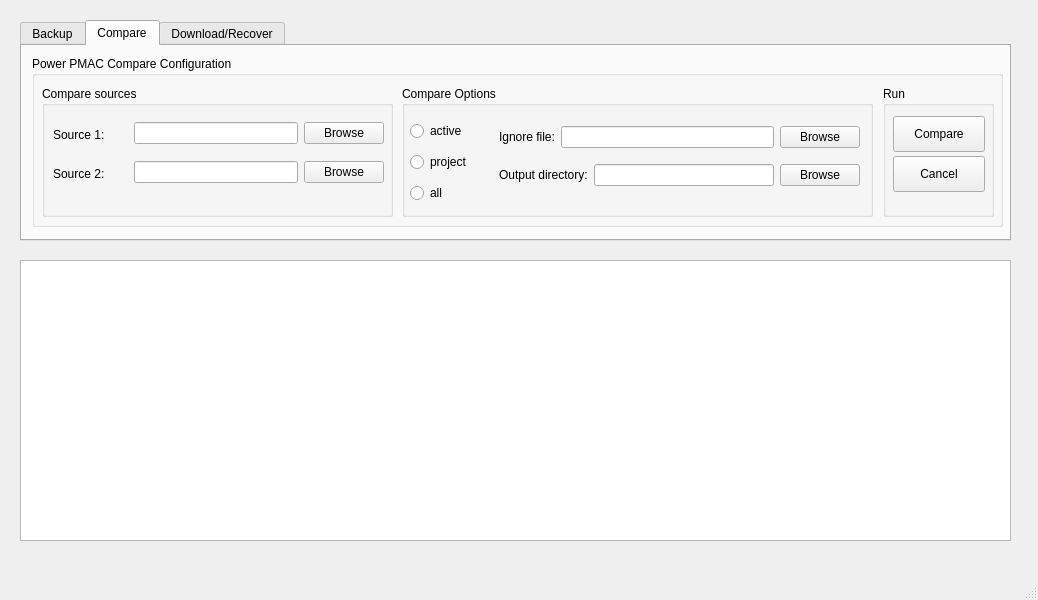
DiamondLightSource/dls-powerpmac-analyse, file dls_powerpmacanalyse/formAnalyseControl.ui: the form before one commit.
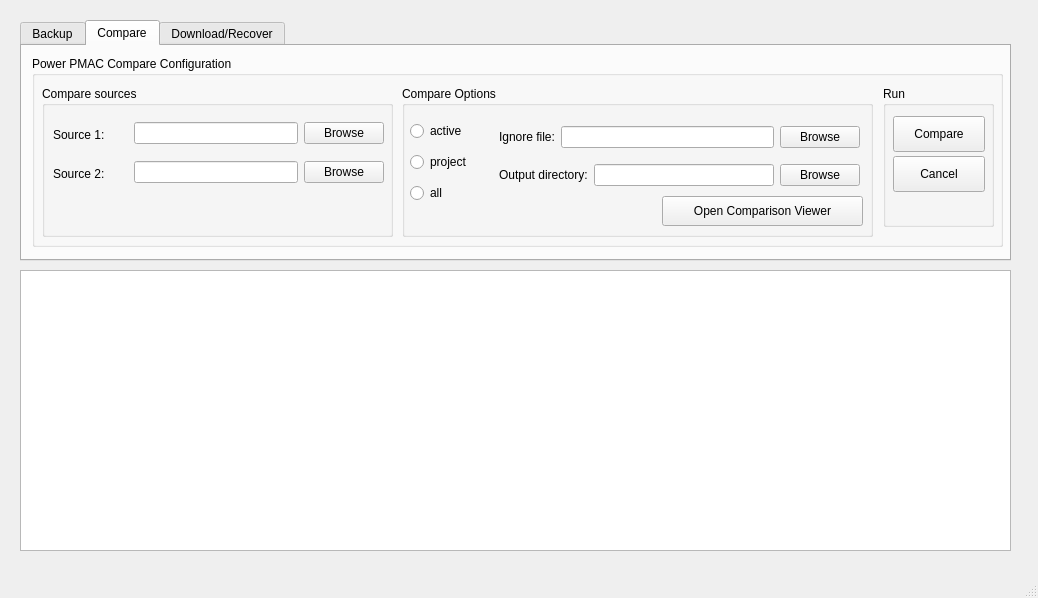
The form after the commit. The open tabs and pages were chosen to show the change.

Commit message: Adding a comparison viewer to view the powerpmac diffs.

```diff
--- a/dls_powerpmacanalyse/formAnalyseControl.ui
+++ b/dls_powerpmacanalyse/formAnalyseControl.ui
@@ -7,7 +7,7 @@
     <x>0</x>
     <y>0</y>
     <width>1038</width>
-    <height>600</height>
+    <height>598</height>
    </rect>
   </property>
   <property name="windowTitle">
@@ -18,7 +18,7 @@
     <property name="geometry">
      <rect>
       <x>20</x>
-      <y>260</y>
+      <y>270</y>
       <width>991</width>
       <height>281</height>
      </rect>
@@ -36,7 +36,7 @@
       <x>20</x>
       <y>20</y>
       <width>991</width>
-      <height>221</height>
+      <height>241</height>
      </rect>
     </property>
     <property name="currentIndex">
@@ -307,7 +307,7 @@
         <x>10</x>
         <y>10</y>
         <width>971</width>
-        <height>171</height>
+        <height>191</height>
        </rect>
       </property>
       <property name="title">
@@ -319,7 +319,7 @@
          <x>10</x>
          <y>30</y>
          <width>351</width>
-         <height>131</height>
+         <height>151</height>
         </rect>
        </property>
        <property name="title">
@@ -416,7 +416,7 @@
          <x>370</x>
          <y>30</y>
          <width>471</width>
-         <height>131</height>
+         <height>151</height>
         </rect>
        </property>
        <property name="title">
@@ -476,7 +476,7 @@
          </item>
         </layout>
        </widget>
-       <widget class="QWidget" name="">
+       <widget class="QWidget" name="layoutWidget">
         <property name="geometry">
          <rect>
           <x>8</x>
@@ -518,6 +518,22 @@
          </item>
         </layout>
        </widget>
+       <widget class="QPushButton" name="pushOpenViewer">
+        <property name="geometry">
+         <rect>
+          <x>260</x>
+          <y>110</y>
+          <width>201</width>
+          <height>30</height>
+         </rect>
+        </property>
+        <property name="toolTip">
+         <string>After running a compare, open a window to display differences between Source1 and Source2</string>
+        </property>
+        <property name="text">
+         <string>Open Comparison Viewer</string>
+        </property>
+       </widget>
       </widget>
       <widget class="QGroupBox" name="groupBox_8">
        <property name="geometry">
@@ -525,7 +541,7 @@
          <x>851</x>
          <y>30</y>
          <width>111</width>
-         <height>131</height>
+         <height>141</height>
         </rect>
        </property>
        <property name="title">
```
Left out of the diff: 41 changed lines with no effect on the pictures. The commit also changes 6 other files.
